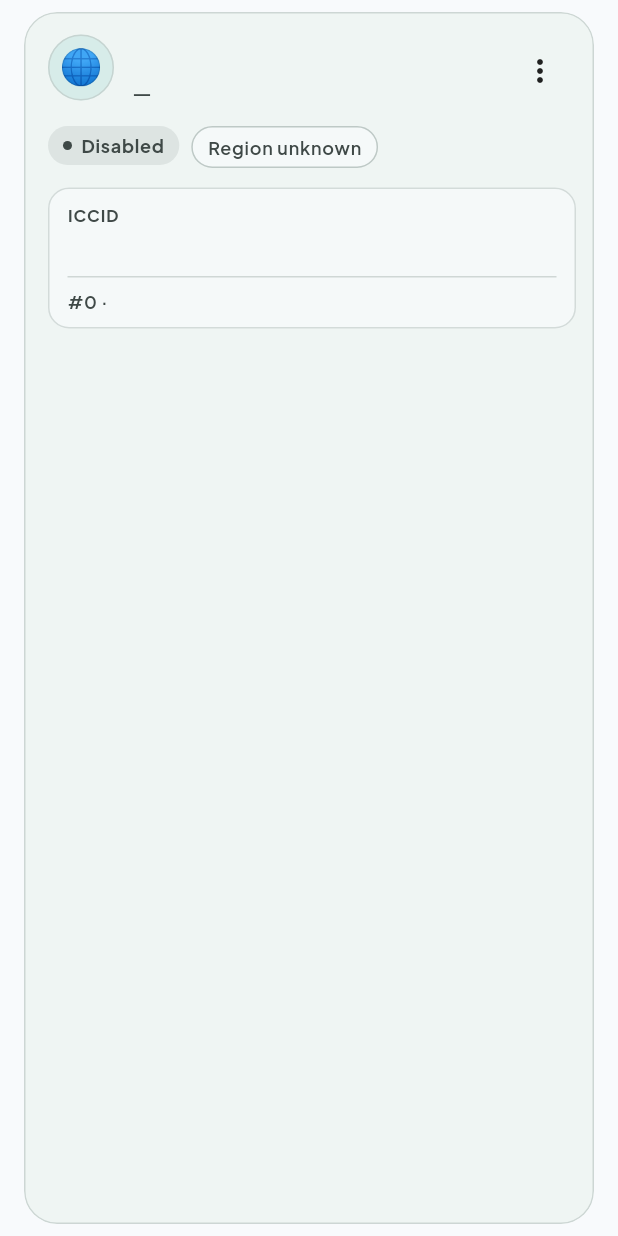
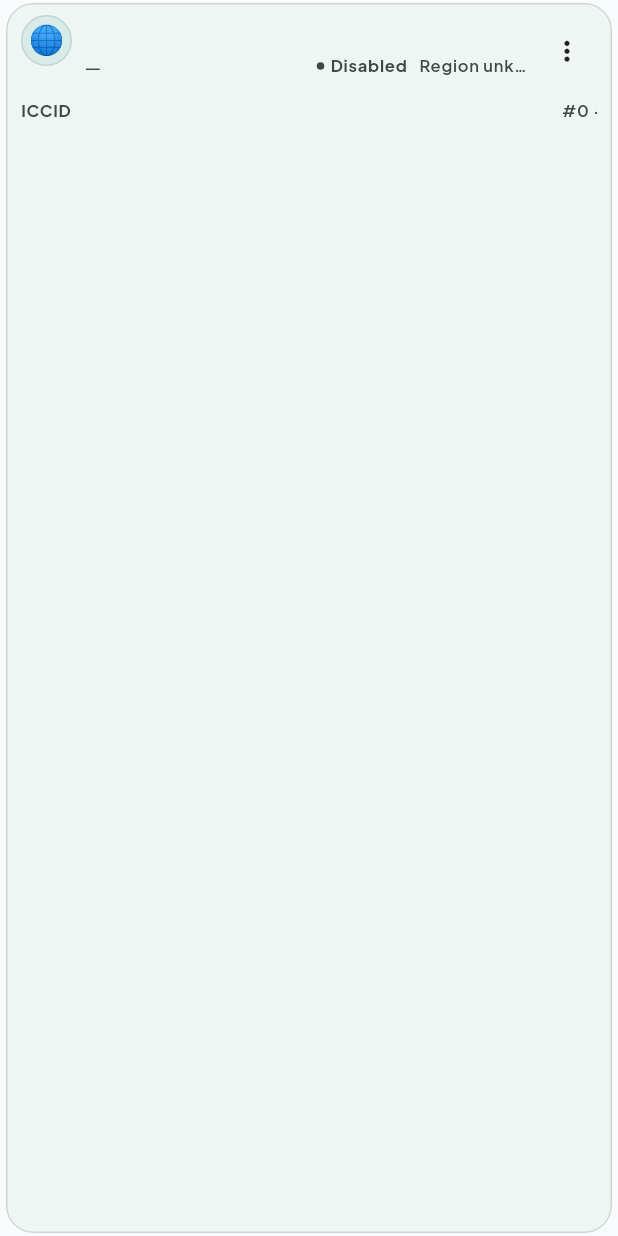
Before and after one commit to Syngnat/lumina-euicc, a Flutter app: the ProfileCard widget shown alone on an empty page, opened directly with empty values, on a phone screen of 412 x 824 dp. Run offline on Flutter 3.47's test engine with Material 3 defaults, Android fonts, the light colour scheme and no system bars; our stand-ins replace flutter_riverpod, google_fonts.

Commit message:
💄 feat(profile): 压缩卡片并补全发卡地区识别

```diff
--- a/lib/l10n/app_en.arb
+++ b/lib/l10n/app_en.arb
@@ -51,6 +51,10 @@
   "disabled": "Disabled",
   "provider": "Provider",
   "profileRegionUnitedKingdom": "United Kingdom",
+  "profileRegionIssuerCountry": "Issuer region {countryCode}",
+  "@profileRegionIssuerCountry": {
+    "placeholders": {"countryCode": {"type": "String"}}
+  },
   "profileRegionGlobal": "Global",
   "profileRegionUnknown": "Region unknown",
   "iccidCopied": "ICCID copied",
--- a/lib/l10n/app_zh.arb
+++ b/lib/l10n/app_zh.arb
@@ -39,6 +39,10 @@
   "disabled": "已停用",
   "provider": "运营商",
   "profileRegionUnitedKingdom": "英国",
+  "profileRegionIssuerCountry": "发卡地区 {countryCode}",
+  "@profileRegionIssuerCountry": {
+    "placeholders": {"countryCode": {"type": "String"}}
+  },
   "profileRegionGlobal": "全球",
   "profileRegionUnknown": "地区未知",
   "iccidCopied": "已复制 ICCID",
--- a/lib/models/profile_presentation.dart
+++ b/lib/models/profile_presentation.dart
@@ -1,33 +1,43 @@
 import 'package:flutter/foundation.dart';
 
-/// A deliberately small, conservative presentation classification.
+/// A conservative presentation classification.
 ///
-/// eUICC profile metadata does not carry a trustworthy country field. We only
-/// assign a country when the displayed identity has an explicit, known match;
-/// explicit travel identities stay global and everything else stays unknown.
-/// ICCID and EID digits are never inspected.
-enum ProfileRegion { unitedKingdom, global, unknown }
+/// Profile metadata does not expose a service-country field. Explicit provider
+/// identities therefore win, travel identities remain global, and an E.118
+/// ICCID country code is used only as an issuer-region fallback. The fallback
+/// describes where the profile issuer identifier is registered, not coverage.
+enum ProfileRegion { unitedKingdom, issuerCountry, global, unknown }
 
 @immutable
 class ProfilePresentation {
   const ProfilePresentation({
     required this.region,
     required this.symbol,
+    this.countryCode,
+    this.inferredFromIccid = false,
   });
 
   final ProfileRegion region;
   final String symbol;
+  final String? countryCode;
+  final bool inferredFromIccid;
 
   static ProfilePresentation infer({
     required String name,
     required String provider,
+    String iccid = '',
   }) {
     final identity = '$name $provider'.toLowerCase();
 
-    if (_containsIdentityToken(identity, 'giffgaff')) {
+    if (_containsAnyIdentityToken(identity, const [
+      'giffgaff',
+      'ctexcel',
+      'united kingdom',
+    ])) {
       return const ProfilePresentation(
         region: ProfileRegion.unitedKingdom,
         symbol: '🇬🇧',
+        countryCode: 'GB',
       );
     }
 
@@ -40,6 +50,24 @@ class ProfilePresentation {
       return const ProfilePresentation(
         region: ProfileRegion.global,
         symbol: '🌐',
+      );
+    }
+
+    final issuerCountry = _inferIssuerCountryCode(iccid);
+    if (issuerCountry == 'GB') {
+      return const ProfilePresentation(
+        region: ProfileRegion.unitedKingdom,
+        symbol: '🇬🇧',
+        countryCode: 'GB',
+        inferredFromIccid: true,
+      );
+    }
+    if (issuerCountry != null) {
+      return ProfilePresentation(
+        region: ProfileRegion.issuerCountry,
+        symbol: _countryCodeFlag(issuerCountry),
+        countryCode: issuerCountry,
+        inferredFromIccid: true,
       );
     }
 
@@ -60,13 +88,238 @@ class ProfilePresentation {
     return RegExp('(^|[^a-z0-9])$escaped([^a-z0-9]|\$)').hasMatch(identity);
   }
 
+  static String? _inferIssuerCountryCode(String rawIccid) {
+    final iccid = rawIccid.replaceAll(RegExp(r'[\s-]'), '');
+    if (!RegExp(r'^89\d{8,20}$').hasMatch(iccid)) return null;
+    final countryAndIssuer = iccid.substring(2);
+    for (final length in const [3, 2]) {
+      if (countryAndIssuer.length < length) continue;
+      final code = countryAndIssuer.substring(0, length);
+      final country = _e164CountryCodes[code];
+      if (country != null) return country;
+    }
+    return null;
+  }
+
+  static String _countryCodeFlag(String countryCode) => String.fromCharCodes(
+        countryCode.codeUnits.map((unit) => unit - 0x41 + 0x1F1E6),
+      );
+
   @override
   bool operator ==(Object other) =>
       identical(this, other) ||
       other is ProfilePresentation &&
           region == other.region &&
-          symbol == other.symbol;
+          symbol == other.symbol &&
+          countryCode == other.countryCode &&
+          inferredFromIccid == other.inferredFromIccid;
 
   @override
-  int get hashCode => Object.hash(region, symbol);
+  int get hashCode =>
+      Object.hash(region, symbol, countryCode, inferredFromIccid);
 }
+
+/// Unambiguous geographic E.164 codes commonly used inside E.118 ICCIDs.
+/// Shared/global codes such as 1, 7, 39, 262, 599, and 8xx are intentionally
+/// omitted because their digits alone cannot identify one country reliably.
+const _e164CountryCodes = <String, String>{
+  '20': 'EG',
+  '27': 'ZA',
+  '30': 'GR',
+  '31': 'NL',
+  '32': 'BE',
+  '33': 'FR',
+  '34': 'ES',
+  '36': 'HU',
+  '40': 'RO',
+  '41': 'CH',
+  '43': 'AT',
+  '44': 'GB',
+  '45': 'DK',
+  '46': 'SE',
+  '47': 'NO',
+  '48': 'PL',
+  '49': 'DE',
+  '51': 'PE',
+  '52': 'MX',
+  '53': 'CU',
+  '54': 'AR',
+  '55': 'BR',
+  '56': 'CL',
+  '57': 'CO',
+  '58': 'VE',
+  '60': 'MY',
+  '61': 'AU',
+  '62': 'ID',
+  '63': 'PH',
+  '64': 'NZ',
+  '65': 'SG',
+  '66': 'TH',
+  '81': 'JP',
+  '82': 'KR',
+  '84': 'VN',
+  '86': 'CN',
+  '90': 'TR',
+  '91': 'IN',
+  '92': 'PK',
+  '93': 'AF',
+  '94': 'LK',
+  '95': 'MM',
+  '98': 'IR',
+  '211': 'SS',
+  '212': 'MA',
+  '213': 'DZ',
+  '216': 'TN',
+  '218': 'LY',
+  '220': 'GM',
+  '221': 'SN',
+  '222': 'MR',
+  '223': 'ML',
+  '224': 'GN',
+  '225': 'CI',
+  '226': 'BF',
+  '227': 'NE',
+  '228': 'TG',
+  '229': 'BJ',
+  '230': 'MU',
+  '231': 'LR',
+  '232': 'SL',
+  '233': 'GH',
+  '234': 'NG',
+  '235': 'TD',
+  '236': 'CF',
+  '237': 'CM',
+  '238': 'CV',
+  '239': 'ST',
+  '240': 'GQ',
+  '241': 'GA',
+  '242': 'CG',
+  '243': 'CD',
+  '244': 'AO',
+  '245': 'GW',
+  '246': 'IO',
+  '248': 'SC',
+  '249': 'SD',
+  '250': 'RW',
+  '251': 'ET',
+  '252': 'SO',
+  '253': 'DJ',
+  '254': 'KE',
+  '255': 'TZ',
+  '256': 'UG',
+  '257': 'BI',
+  '258': 'MZ',
+  '260': 'ZM',
+  '261': 'MG',
+  '263': 'ZW',
+  '264': 'NA',
+  '265': 'MW',
+  '266': 'LS',
+  '267': 'BW',
+  '268': 'SZ',
+  '269': 'KM',
+  '290': 'SH',
+  '291': 'ER',
+  '297': 'AW',
+  '298': 'FO',
+  '299': 'GL',
+  '350': 'GI',
+  '351': 'PT',
+  '352': 'LU',
+  '353': 'IE',
+  '354': 'IS',
+  '355': 'AL',
+  '356': 'MT',
+  '357': 'CY',
+  '358': 'FI',
+  '359': 'BG',
+  '370': 'LT',
+  '371': 'LV',
+  '372': 'EE',
+  '373': 'MD',
+  '374': 'AM',
+  '375': 'BY',
+  '376': 'AD',
+  '377': 'MC',
+  '378': 'SM',
+  '380': 'UA',
+  '381': 'RS',
+  '382': 'ME',
+  '383': 'XK',
+  '385': 'HR',
+  '386': 'SI',
+  '387': 'BA',
+  '389': 'MK',
+  '420': 'CZ',
+  '421': 'SK',
+  '423': 'LI',
+  '500': 'FK',
+  '501': 'BZ',
+  '502': 'GT',
+  '503': 'SV',
+  '504': 'HN',
+  '505': 'NI',
+  '506': 'CR',
+  '507': 'PA',
+  '508': 'PM',
+  '509': 'HT',
+  '590': 'GP',
+  '591': 'BO',
+  '592': 'GY',
+  '593': 'EC',
+  '594': 'GF',
+  '595': 'PY',
+  '596': 'MQ',
+  '597': 'SR',
+  '598': 'UY',
+  '670': 'TL',
+  '673': 'BN',
+  '674': 'NR',
+  '675': 'PG',
+  '676': 'TO',
+  '677': 'SB',
+  '678': 'VU',
+  '679': 'FJ',
+  '680': 'PW',
+  '681': 'WF',
+  '682': 'CK',
+  '683': 'NU',
+  '685': 'WS',
+  '686': 'KI',
+  '687': 'NC',
+  '688': 'TV',
+  '689': 'PF',
+  '690': 'TK',
+  '691': 'FM',
+  '692': 'MH',
+  '850': 'KP',
+  '852': 'HK',
+  '853': 'MO',
+  '855': 'KH',
+  '856': 'LA',
+  '880': 'BD',
+  '886': 'TW',
+  '960': 'MV',
+  '961': 'LB',
+  '962': 'JO',
+  '963': 'SY',
+  '964': 'IQ',
+  '965': 'KW',
+  '966': 'SA',
+  '967': 'YE',
+  '968': 'OM',
+  '970': 'PS',
+  '971': 'AE',
+  '972': 'IL',
+  '973': 'BH',
+  '974': 'QA',
+  '975': 'BT',
+  '976': 'MN',
+  '977': 'NP',
+  '992': 'TJ',
+  '993': 'TM',
+  '994': 'AZ',
+  '995': 'GE',
+  '996': 'KG',
+  '998': 'UZ',
+};
--- a/lib/widgets/profile_card.dart
+++ b/lib/widgets/profile_card.dart
@@ -27,21 +27,30 @@ class ProfileCard extends StatelessWidget {
     final presentation = ProfilePresentation.infer(
       name: profile.name,
       provider: profile.provider,
+      iccid: profile.iccid,
     );
     final regionLabel = switch (presentation.region) {
+      ProfileRegion.unitedKingdom when presentation.inferredFromIccid =>
+        context.l10n.profileRegionIssuerCountry(
+          presentation.countryCode ?? 'GB',
+        ),
       ProfileRegion.unitedKingdom => context.l10n.profileRegionUnitedKingdom,
+      ProfileRegion.issuerCountry => context.l10n.profileRegionIssuerCountry(
+          presentation.countryCode ?? '—',
+        ),
       ProfileRegion.global => context.l10n.profileRegionGlobal,
       ProfileRegion.unknown => context.l10n.profileRegionUnknown,
     };
 
     return Card(
       elevation: 0,
+      margin: const EdgeInsets.symmetric(horizontal: 4, vertical: 2),
       clipBehavior: Clip.antiAlias,
       color: profile.enabled
           ? scheme.primaryContainer.withValues(alpha: 0.22)
           : scheme.surfaceContainerLow,
       shape: RoundedRectangleBorder(
-        borderRadius: BorderRadius.circular(22),
+        borderRadius: BorderRadius.circular(18),
         side: BorderSide(
           color: profile.enabled
               ? scheme.primary.withValues(alpha: 0.48)
@@ -50,7 +59,7 @@ class ProfileCard extends StatelessWidget {
         ),
       ),
       child: Padding(
-        padding: const EdgeInsets.fromLTRB(16, 15, 12, 14),
+        padding: const EdgeInsets.fromLTRB(10, 8, 6, 8),
         child: Column(
           crossAxisAlignment: CrossAxisAlignment.start,
           children: [
@@ -62,10 +71,8 @@ class ProfileCard extends StatelessWidget {
                   semanticLabel: regionLabel,
                   enabled: profile.enabled,
                 ),
-                const SizedBox(width: 12),
+                const SizedBox(width: 8),
                 Expanded(
-                  child: Padding(
-                    padding: const EdgeInsets.only(top: 1),
                   child: Column(
                     crossAxisAlignment: CrossAxisAlignment.start,
                     children: [
@@ -79,25 +86,52 @@ class ProfileCard extends StatelessWidget {
                                   letterSpacing: -0.2,
                                 ),
                       ),
-                        const SizedBox(height: 3),
-                        Text(
+                      const SizedBox(height: 2),
+                      Row(
+                        children: [
+                          Expanded(
+                            flex: 2,
+                            child: Text(
                               profile.provider.trim().isEmpty
                                   ? '—'
                                   : profile.provider,
                               maxLines: 1,
                               overflow: TextOverflow.ellipsis,
-                          style:
-                              Theme.of(context).textTheme.bodyMedium?.copyWith(
+                              style: Theme.of(context)
+                                  .textTheme
+                                  .labelMedium
+                                  ?.copyWith(
                                     color: scheme.onSurfaceVariant,
                                     fontWeight: FontWeight.w500,
                                   ),
                             ),
+                          ),
+                          const SizedBox(width: 6),
+                          _StatusLabel(enabled: profile.enabled),
+                          const SizedBox(width: 8),
+                          Flexible(
+                            child: Text(
+                              regionLabel,
+                              maxLines: 1,
+                              overflow: TextOverflow.ellipsis,
+                              style: Theme.of(context)
+                                  .textTheme
+                                  .labelSmall
+                                  ?.copyWith(
+                                    color: scheme.onSurfaceVariant,
+                                    fontWeight: FontWeight.w600,
+                                  ),
+                            ),
+                          ),
                         ],
                       ),
+                    ],
                   ),
                 ),
                 PopupMenuButton<String>(
                   padding: EdgeInsets.zero,
+                  iconSize: 21,
+                  position: PopupMenuPosition.under,
                   onSelected: (value) {
                     switch (value) {
                       case 'enable':
@@ -133,19 +167,8 @@ class ProfileCard extends StatelessWidget {
                 ),
               ],
             ),
-            const SizedBox(height: 13),
-            Wrap(
-              spacing: 8,
-              runSpacing: 7,
-              children: [
-                _StatusPill(enabled: profile.enabled),
-                _RegionPill(
-                  label: regionLabel,
-                ),
-              ],
-            ),
-            const SizedBox(height: 13),
-            _ProfileDetails(
+            const SizedBox(height: 6),
+            _ProfileFooter(
               profile: profile,
               onCopyIccid: () => _copyIccid(context),
             ),
@@ -182,8 +205,8 @@ class _RegionBadge extends StatelessWidget {
 
     return SizedBox(
       key: const ValueKey('profile-region-badge'),
-      width: 44,
-      height: 44,
+      width: 34,
+      height: 34,
       child: DecoratedBox(
         decoration: BoxDecoration(
           shape: BoxShape.circle,
@@ -201,7 +224,7 @@ class _RegionBadge extends StatelessWidget {
           image: true,
           child: ExcludeSemantics(
             child: Center(
-              child: Text(symbol, style: const TextStyle(fontSize: 23)),
+              child: Text(symbol, style: const TextStyle(fontSize: 19)),
             ),
           ),
         ),
@@ -210,8 +233,8 @@ class _RegionBadge extends StatelessWidget {
   }
 }
 
-class _StatusPill extends StatelessWidget {
-  const _StatusPill({required this.enabled});
+class _StatusLabel extends StatelessWidget {
+  const _StatusLabel({required this.enabled});
 
   final bool enabled;
 
@@ -219,70 +242,34 @@ class _StatusPill extends StatelessWidget {
   Widget build(BuildContext context) {
     final scheme = Theme.of(context).colorScheme;
 
-    return Container(
+    return Row(
       key: const ValueKey('profile-status'),
-      padding: const EdgeInsets.symmetric(horizontal: 10, vertical: 5),
-      decoration: BoxDecoration(
-        color:
-            enabled ? scheme.primaryContainer : scheme.surfaceContainerHighest,
-        borderRadius: BorderRadius.circular(999),
-      ),
-      child: Row(
       mainAxisSize: MainAxisSize.min,
       children: [
         Container(
-            width: 6,
-            height: 6,
+          width: 5,
+          height: 5,
           decoration: BoxDecoration(
             shape: BoxShape.circle,
             color: enabled ? scheme.primary : scheme.onSurfaceVariant,
           ),
         ),
-          const SizedBox(width: 6),
+        const SizedBox(width: 4),
         Text(
           enabled ? context.l10n.enabled : context.l10n.disabled,
-            style: Theme.of(context).textTheme.labelMedium?.copyWith(
-                  color: enabled
-                      ? scheme.onPrimaryContainer
-                      : scheme.onSurfaceVariant,
+          maxLines: 1,
+          style: Theme.of(context).textTheme.labelSmall?.copyWith(
+                color: enabled ? scheme.primary : scheme.onSurfaceVariant,
                 fontWeight: FontWeight.w700,
               ),
         ),
       ],
-      ),
     );
   }
 }
 
-class _RegionPill extends StatelessWidget {
-  const _RegionPill({required this.label});
-
-  final String label;
-
-  @override
-  Widget build(BuildContext context) {
-    final scheme = Theme.of(context).colorScheme;
-
-    return Container(
-      padding: const EdgeInsets.symmetric(horizontal: 10, vertical: 5),
-      decoration: BoxDecoration(
-        borderRadius: BorderRadius.circular(999),
-        border: Border.all(color: scheme.outlineVariant),
-        color: scheme.surface.withValues(alpha: 0.72),
-      ),
-      child: Text(
-        label,
-        style: Theme.of(context).textTheme.labelMedium?.copyWith(
-              color: scheme.onSurfaceVariant,
-              fontWeight: FontWeight.w600,
-            ),
-      ),
-    );
-  }
-}
-
-class _ProfileDetails extends StatelessWidget {
-  const _ProfileDetails({
+class _ProfileFooter extends StatelessWidget {
+  const _ProfileFooter({
     required this.profile,
     required this.onCopyIccid,
   });
@@ -294,29 +281,19 @@ class _ProfileDetails extends StatelessWidget {
   Widget build(BuildContext context) {
     final scheme = Theme.of(context).colorScheme;
 
-    return Container(
-      width: double.infinity,
-      padding: const EdgeInsets.fromLTRB(12, 10, 12, 9),
-      decoration: BoxDecoration(
-        color: scheme.surface.withValues(alpha: 0.72),
-        borderRadius: BorderRadius.circular(14),
-        border: Border.all(
-          color: scheme.outlineVariant.withValues(alpha: 0.62),
-        ),
-      ),
-      child: Column(
-        crossAxisAlignment: CrossAxisAlignment.start,
+    return Row(
       children: [
         Text(
           'ICCID',
           style: Theme.of(context).textTheme.labelSmall?.copyWith(
                 color: scheme.onSurfaceVariant,
                 fontWeight: FontWeight.w700,
-                  letterSpacing: 0.6,
+                letterSpacing: 0.4,
               ),
         ),
-          const SizedBox(height: 3),
-          Semantics(
+        const SizedBox(width: 6),
+        Expanded(
+          child: Semantics(
             key: const ValueKey('profile-iccid'),
             label: 'ICCID ${profile.iccid}',
             hint: context.l10n.iccidCopyHint,
@@ -332,33 +309,35 @@ class _ProfileDetails extends StatelessWidget {
                     profile.iccid,
                     maxLines: 1,
                     overflow: TextOverflow.ellipsis,
-                    style: Theme.of(context).textTheme.bodyMedium?.copyWith(
+                    style: Theme.of(context).textTheme.bodySmall?.copyWith(
                           fontFamily: 'monospace',
-                          fontSize: 12.5,
+                          fontSize: 11.5,
                           fontWeight: FontWeight.w600,
-                          letterSpacing: 0.15,
+                          letterSpacing: 0.1,
                         ),
                   ),
                 ),
               ),
             ),
           ),
-          const SizedBox(height: 8),
-          Divider(
-              height: 1, color: scheme.outlineVariant.withValues(alpha: 0.7)),
-          const SizedBox(height: 8),
-          Text(
+        ),
+        const SizedBox(width: 8),
+        ConstrainedBox(
+          constraints: const BoxConstraints(maxWidth: 82),
+          child: Text(
             context.l10n.profileSummary(
               profile.seq,
               context.l10n.profileClass(profile.profileClass),
             ),
-            style: Theme.of(context).textTheme.bodySmall?.copyWith(
+            maxLines: 1,
+            overflow: TextOverflow.ellipsis,
+            style: Theme.of(context).textTheme.labelSmall?.copyWith(
                   color: scheme.onSurfaceVariant,
                   fontWeight: FontWeight.w600,
                 ),
           ),
+        ),
       ],
-      ),
     );
   }
 }
```
Also changed, not shown: lib/l10n/generated/app_localizations.dart, lib/l10n/generated/app_localizations_en.dart, lib/l10n/generated/app_localizations_zh.dart, 4 other files. Lines whose indentation alone changed are shown as unchanged.
